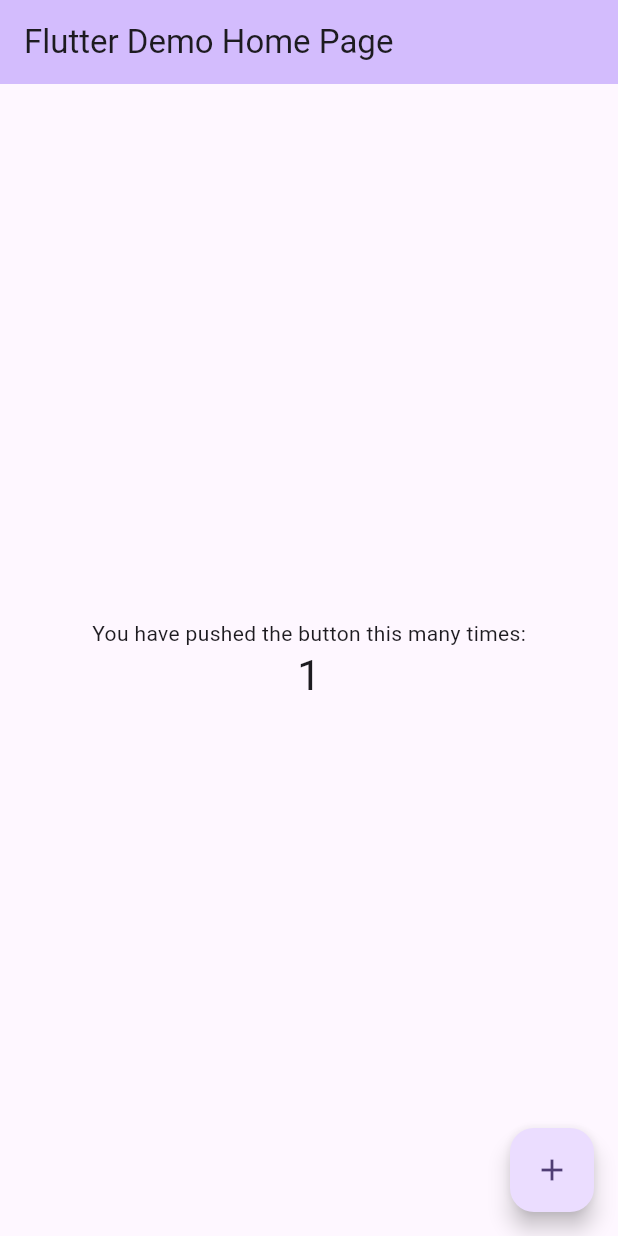
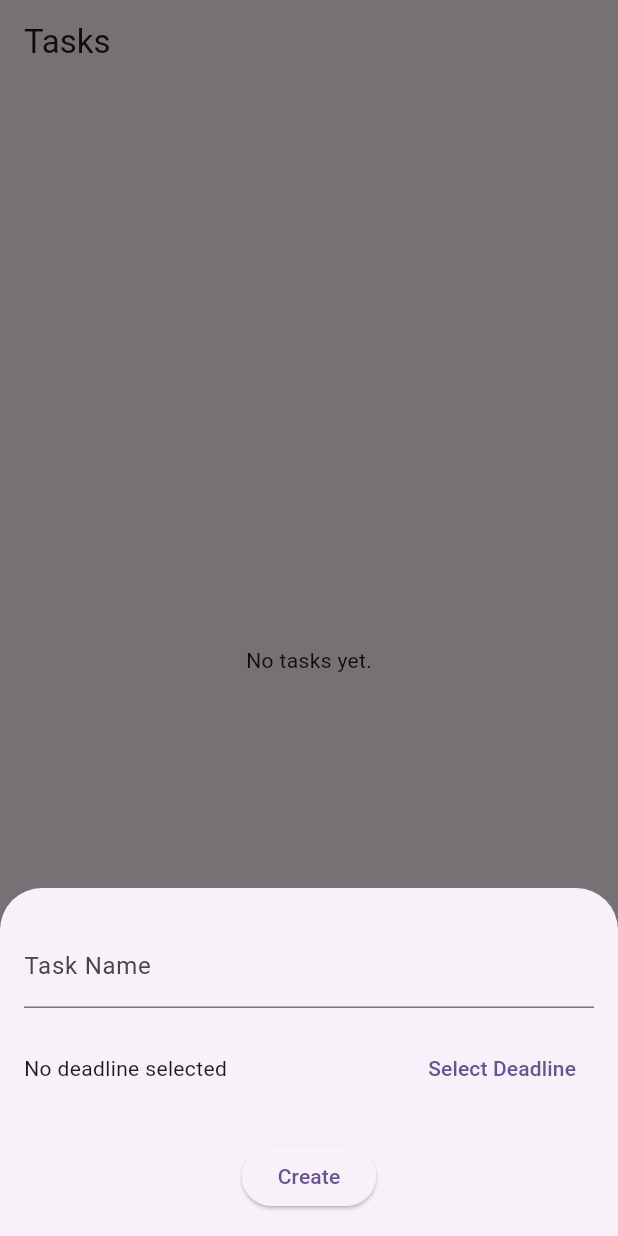
Before and after one commit to saty-a/DeadlineDash, a Flutter app: the screen it shows after launch, after a tap on the "add" icon, on a phone screen of 412 x 824 dp. Run offline on Flutter 3.47's test engine with Material 3 defaults, Android fonts, the phone set to English and light mode, and no system bars; our stand-ins replace equatable, flutter_bloc.

Commit message:
Add task management functionality with BLoC pattern

```diff
--- a/lib/main.dart
+++ b/lib/main.dart
@@ -1,4 +1,9 @@
 import 'package:flutter/material.dart';
+import 'package:flutter_bloc/flutter_bloc.dart';
+import 'task_bloc.dart';
+import 'task_event.dart';
+import 'task_state.dart';
+import 'task.dart';
 
 void main() {
   runApp(const MyApp());
@@ -7,116 +12,190 @@ void main() {
 class MyApp extends StatelessWidget {
   const MyApp({super.key});
 
-  // This widget is the root of your application.
   @override
   Widget build(BuildContext context) {
     return MaterialApp(
-      title: 'Flutter Demo',
+      title: 'DeadlineDash',
       theme: ThemeData(
-        // This is the theme of your application.
-        //
-        // TRY THIS: Try running your application with "flutter run". You'll see
-        // the application has a purple toolbar. Then, without quitting the app,
-        // try changing the seedColor in the colorScheme below to Colors.green
-        // and then invoke "hot reload" (save your changes or press the "hot
-        // reload" button in a Flutter-supported IDE, or press "r" if you used
-        // the command line to start the app).
-        //
-        // Notice that the counter didn't reset back to zero; the application
-        // state is not lost during the reload. To reset the state, use hot
-        // restart instead.
-        //
-        // This works for code too, not just values: Most code changes can be
-        // tested with just a hot reload.
         colorScheme: ColorScheme.fromSeed(seedColor: Colors.deepPurple),
       ),
-      home: const MyHomePage(title: 'Flutter Demo Home Page'),
+      home: BlocProvider(
+        create: (_) => TaskBloc(),
+        child: const TaskListScreen(),
+      ),
     );
   }
 }
 
-class MyHomePage extends StatefulWidget {
-  const MyHomePage({super.key, required this.title});
-
-  // This widget is the home page of your application. It is stateful, meaning
-  // that it has a State object (defined below) that contains fields that affect
-  // how it looks.
-
-  // This class is the configuration for the state. It holds the values (in this
-  // case the title) provided by the parent (in this case the App widget) and
-  // used by the build method of the State. Fields in a Widget subclass are
-  // always marked "final".
-
-  final String title;
+class TaskListScreen extends StatelessWidget {
+  const TaskListScreen({super.key});
 
   @override
-  State<MyHomePage> createState() => _MyHomePageState();
+  Widget build(BuildContext context) {
+    return Scaffold(
+      appBar: AppBar(title: const Text('Tasks')),
+      body: BlocBuilder<TaskBloc, TaskState>(
+        builder: (context, state) {
+          if (state.tasks.isEmpty) {
+            return const Center(child: Text('No tasks yet.'));
+          }
+          return ListView.builder(
+            itemCount: state.tasks.length,
+            itemBuilder: (context, index) {
+              final task = state.tasks[index];
+              final remaining = task.deadline.difference(DateTime.now());
+              return Card(
+                margin: const EdgeInsets.symmetric(horizontal: 16, vertical: 8),
+                child: ListTile(
+                  title: Text(task.name),
+                  subtitle: Column(
+                    crossAxisAlignment: CrossAxisAlignment.start,
+                    children: [
+                      Text(
+                        'Deadline: ${task.deadline.toLocal().toString().split(' ')[0]}',
+                      ),
+                      Text(
+                        'Remaining: ${_formatRemaining(remaining)}',
+                        style: TextStyle(
+                          color:
+                              remaining.isNegative ? Colors.red : Colors.green,
+                          fontSize: 30,
+                        ),
+                      ),
+                    ],
+                  ),
+                ),
+              );
+            },
+          );
+        },
+      ),
+      floatingActionButton: FloatingActionButton(
+        onPressed: () => _showAddTaskSheet(context),
+        tooltip: 'Add Task',
+        child: const Icon(Icons.add),
+      ),
+    );
+  }
+
+  String _formatRemaining(Duration d) {
+    if (d.isNegative) return 'Expired';
+    int days = d.inDays;
+    int hours = d.inHours % 24;
+    int minutes = d.inMinutes % 60;
+    int seconds = d.inSeconds % 60;
+    String dayStr = '$days Day${days == 1 ? '' : 's'}';
+    String hourStr =
+        '${hours.toString().padLeft(2, '0')} Hour${hours == 1 ? '' : 's'}';
+    String minStr =
+        '${minutes.toString().padLeft(2, '0')} Minute${minutes == 1 ? '' : 's'}';
+    String secStr =
+        '${seconds.toString().padLeft(2, '0')} Second${seconds == 1 ? '' : 's'}';
+    debugPrint('$dayStr:$hourStr:$minStr:$secStr');
+    return '$dayStr $hourStr $minStr $secStr';
+  }
+
+  void _showAddTaskSheet(BuildContext context) {
+    final taskBloc = context.read<TaskBloc>();
+    showModalBottomSheet(
+      context: context,
+      isScrollControlled: true,
+      builder:
+          (context) => BlocProvider.value(
+            value: taskBloc,
+            child: Padding(
+              padding: EdgeInsets.only(
+                bottom: MediaQuery.of(context).viewInsets.bottom,
+                left: 16,
+                right: 16,
+                top: 24,
+              ),
+              child: _AddTaskForm(),
+            ),
+          ),
+    );
+  }
 }
 
-class _MyHomePageState extends State<MyHomePage> {
-  int _counter = 0;
+class _AddTaskForm extends StatefulWidget {
+  @override
+  State<_AddTaskForm> createState() => _AddTaskFormState();
+}
 
-  void _incrementCounter() {
-    setState(() {
-      // This call to setState tells the Flutter framework that something has
-      // changed in this State, which causes it to rerun the build method below
-      // so that the display can reflect the updated values. If we changed
-      // _counter without calling setState(), then the build method would not be
-      // called again, and so nothing would appear to happen.
-      _counter++;
-    });
+class _AddTaskFormState extends State<_AddTaskForm> {
+  final _formKey = GlobalKey<FormState>();
+  final _nameController = TextEditingController();
+  DateTime? _selectedDeadline;
+
+  @override
+  Widget build(BuildContext context) {
+    return Form(
+      key: _formKey,
+      child: Column(
+        mainAxisSize: MainAxisSize.min,
+        children: [
+          TextFormField(
+            controller: _nameController,
+            decoration: const InputDecoration(labelText: 'Task Name'),
+            validator:
+                (value) =>
+                    value == null || value.isEmpty ? 'Enter a task name' : null,
+          ),
+          const SizedBox(height: 16),
+          Row(
+            children: [
+              Expanded(
+                child: Text(
+                  _selectedDeadline == null
+                      ? 'No deadline selected'
+                      : 'Deadline: ${_selectedDeadline!.toLocal().toString().split(' ')[0]}',
+                ),
+              ),
+              TextButton(
+                onPressed: () async {
+                  final now = DateTime.now();
+                  final picked = await showDatePicker(
+                    context: context,
+                    initialDate: now,
+                    firstDate: now,
+                    lastDate: DateTime(now.year + 5),
+                  );
+                  if (picked != null) {
+                    setState(() {
+                      _selectedDeadline = picked;
+                    });
+                  }
+                },
+                child: const Text('Select Deadline'),
+              ),
+            ],
+          ),
+          const SizedBox(height: 24),
+          ElevatedButton(
+            onPressed: () {
+              if (_formKey.currentState!.validate() &&
+                  _selectedDeadline != null) {
+                final id = UniqueKey().toString();
+                final task = Task(
+                  id: id,
+                  name: _nameController.text,
+                  deadline: _selectedDeadline!,
+                );
+                context.read<TaskBloc>().add(AddTask(task));
+                Navigator.of(context).pop();
+              }
+            },
+            child: const Text('Create'),
+          ),
+          const SizedBox(height: 16),
+        ],
+      ),
+    );
   }
 
   @override
-  Widget build(BuildContext context) {
-    // This method is rerun every time setState is called, for instance as done
-    // by the _incrementCounter method above.
-    //
-    // The Flutter framework has been optimized to make rerunning build methods
-    // fast, so that you can just rebuild anything that needs updating rather
-    // than having to individually change instances of widgets.
-    return Scaffold(
-      appBar: AppBar(
-        // TRY THIS: Try changing the color here to a specific color (to
-        // Colors.amber, perhaps?) and trigger a hot reload to see the AppBar
-        // change color while the other colors stay the same.
-        backgroundColor: Theme.of(context).colorScheme.inversePrimary,
-        // Here we take the value from the MyHomePage object that was created by
-        // the App.build method, and use it to set our appbar title.
-        title: Text(widget.title),
-      ),
-      body: Center(
-        // Center is a layout widget. It takes a single child and positions it
-        // in the middle of the parent.
-        child: Column(
-          // Column is also a layout widget. It takes a list of children and
-          // arranges them vertically. By default, it sizes itself to fit its
-          // children horizontally, and tries to be as tall as its parent.
-          //
-          // Column has various properties to control how it sizes itself and
-          // how it positions its children. Here we use mainAxisAlignment to
-          // center the children vertically; the main axis here is the vertical
-          // axis because Columns are vertical (the cross axis would be
-          // horizontal).
-          //
-          // TRY THIS: Invoke "debug painting" (choose the "Toggle Debug Paint"
-          // action in the IDE, or press "p" in the console), to see the
-          // wireframe for each widget.
-          mainAxisAlignment: MainAxisAlignment.center,
-          children: <Widget>[
-            const Text('You have pushed the button this many times:'),
-            Text(
-              '$_counter',
-              style: Theme.of(context).textTheme.headlineMedium,
-            ),
-          ],
-        ),
-      ),
-      floatingActionButton: FloatingActionButton(
-        onPressed: _incrementCounter,
-        tooltip: 'Increment',
-        child: const Icon(Icons.add),
-      ), // This trailing comma makes auto-formatting nicer for build methods.
-    );
+  void dispose() {
+    _nameController.dispose();
+    super.dispose();
   }
 }
--- /dev/null
+++ b/lib/task.dart
@@ -0,0 +1,28 @@
+import 'package:equatable/equatable.dart';
+
+class Task extends Equatable {
+  final String id;
+  final String name;
+  final DateTime deadline;
+
+  const Task({
+    required this.id,
+    required this.name,
+    required this.deadline,
+  });
+
+  Task copyWith({
+    String? id,
+    String? name,
+    DateTime? deadline,
+  }) {
+    return Task(
+      id: id ?? this.id,
+      name: name ?? this.name,
+      deadline: deadline ?? this.deadline,
+    );
+  }
+
+  @override
+  List<Object?> get props => [id, name, deadline];
+}
--- /dev/null
+++ b/lib/task_bloc.dart
@@ -0,0 +1,39 @@
+import 'dart:async';
+import 'package:flutter_bloc/flutter_bloc.dart';
+import 'task.dart';
+import 'task_event.dart';
+import 'task_state.dart';
+
+class TaskBloc extends Bloc<TaskEvent, TaskState> {
+  Timer? _timer;
+
+  TaskBloc() : super(const TaskState()) {
+    on<AddTask>(_onAddTask);
+    _startTicker();
+  }
+
+  void _onAddTask(AddTask event, Emitter<TaskState> emit) {
+    final updatedTasks = List<Task>.from(state.tasks)..add(event.task);
+    emit(TaskState(tasks: updatedTasks));
+  }
+
+  void _startTicker() {
+    _timer = Timer.periodic(const Duration(seconds: 1), (_) {
+      add(_TickInternal());
+    });
+    on<_TickInternal>((event, emit) {
+      emit(TaskState(tasks: List.from(state.tasks)));
+    });
+  }
+
+  @override
+  Future<void> close() {
+    _timer?.cancel();
+    return super.close();
+  }
+}
+
+class _TickInternal extends TaskEvent {
+  @override
+  List<Object?> get props => [];
+}
--- /dev/null
+++ b/lib/task_event.dart
@@ -0,0 +1,17 @@
+import 'package:equatable/equatable.dart';
+import 'task.dart';
+
+abstract class TaskEvent extends Equatable {
+  const TaskEvent();
+
+  @override
+  List<Object?> get props => [];
+}
+
+class AddTask extends TaskEvent {
+  final Task task;
+  const AddTask(this.task);
+
+  @override
+  List<Object?> get props => [task];
+}
--- /dev/null
+++ b/lib/task_state.dart
@@ -0,0 +1,10 @@
+import 'package:equatable/equatable.dart';
+import 'task.dart';
+
+class TaskState extends Equatable {
+  final List<Task> tasks;
+  const TaskState({this.tasks = const []});
+
+  @override
+  List<Object?> get props => [tasks];
+}
--- a/pubspec.yaml
+++ b/pubspec.yaml
@@ -30,6 +30,8 @@ environment:
 dependencies:
   flutter:
     sdk: flutter
+  flutter_bloc: ^8.1.3
+  equatable: ^2.0.5
 
   # The following adds the Cupertino Icons font to your application.
   # Use with the CupertinoIcons class for iOS style icons.
```
Also changed, not shown: pubspec.lock.
